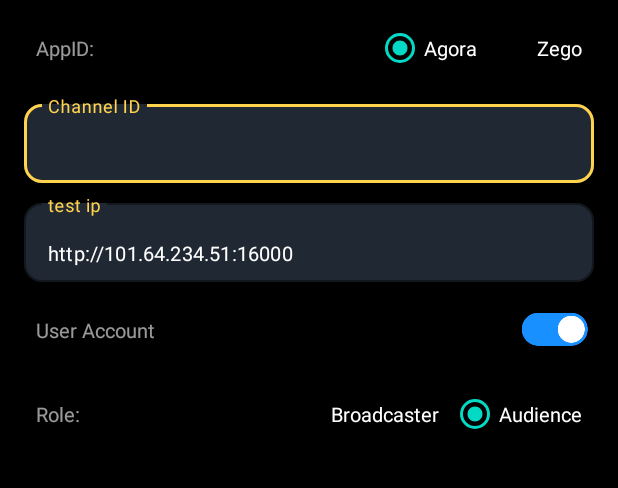
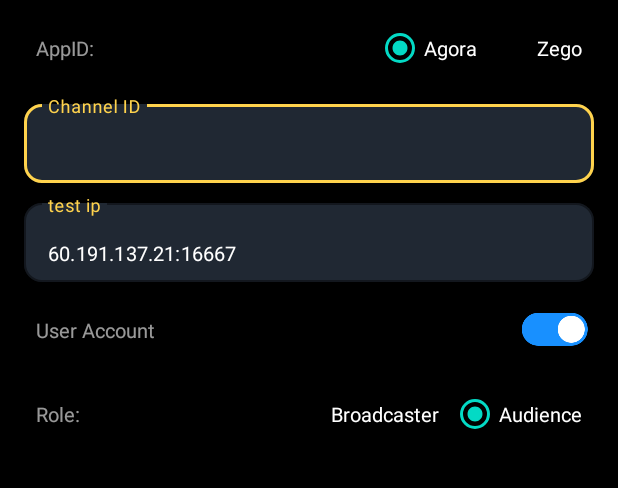
Before and after one commit to alienzh/Agora-Test-Usecase, an Android app: the screen it shows after launch (MainActivity), on a phone screen of 412 x 824 dp, the part 90-578 px from its top. Run offline under Robolectric (Android 15) with nearby library versions, the phone set to English and light mode, and no system bars; libraries missing offline, so code that uses them is left out: com.blankj.utilcode, im.zego.zegoexpress, io.agora.rtc2; 5 statements that could not run were skipped.

Commit message:
[Feat]add input testIp

```diff
--- a/FT-1026/agora-chanel-media-relay-new/app/src/main/java/io/agora/mediarelay/KeyCenter.kt
+++ b/FT-1026/agora-chanel-media-relay-new/app/src/main/java/io/agora/mediarelay/KeyCenter.kt
@@ -236,7 +236,7 @@
         }
     }
 
-    var vendor: Vendor =Vendor.Agora
+    var vendor: Vendor = Vendor.Agora
 
-    var testIp:String = "http://101.64.234.51:16000"
+    var testIp: String = "60.191.137.21:16667"
 }
--- a/FT-1026/agora-chanel-media-relay-new/app/src/main/java/io/agora/mediarelay/MainFragment.kt
+++ b/FT-1026/agora-chanel-media-relay-new/app/src/main/java/io/agora/mediarelay/MainFragment.kt
@@ -64,8 +64,8 @@
 //            binding.etPullUrl.isEnabled = KeyCenter.cdnMakes == CdnMakes.Custom
 //        }
         binding.etTestIp.setInputType(InputType.TYPE_CLASS_NUMBER)
-        val digits = "https0123456789.:"
-        binding.etTestIp.setKeyListener(DigitsKeyListener.getInstance(digits))
+        val digits = "0123456789.:"
+        binding.etTestIp.keyListener = DigitsKeyListener.getInstance(digits)
 
         binding.etTestIp.setText(KeyCenter.testIp)
         // enable user account
```
Also changed, not shown: FT-1026/agora-chanel-media-relay-new/app/src/main/java/io/agora/mediarelay/rtc/transcoder/AgoraZegoRestfulTranscoder.kt (+6 -5 lines).
